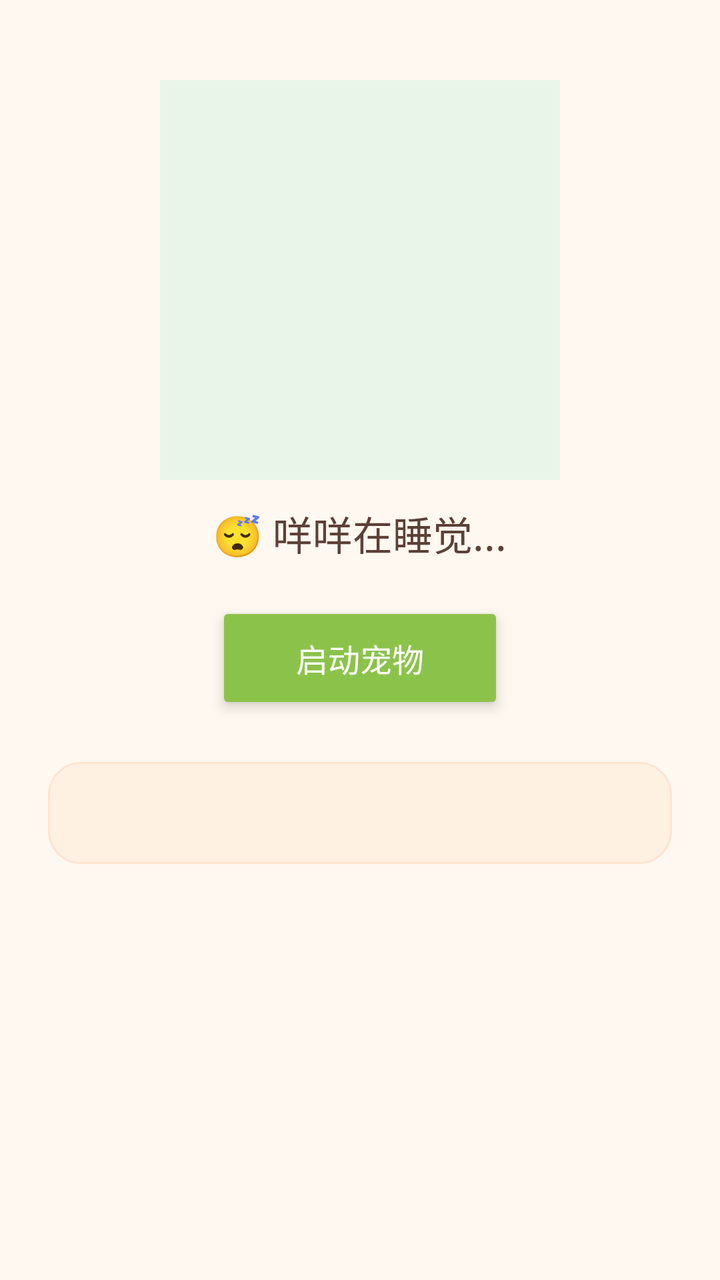
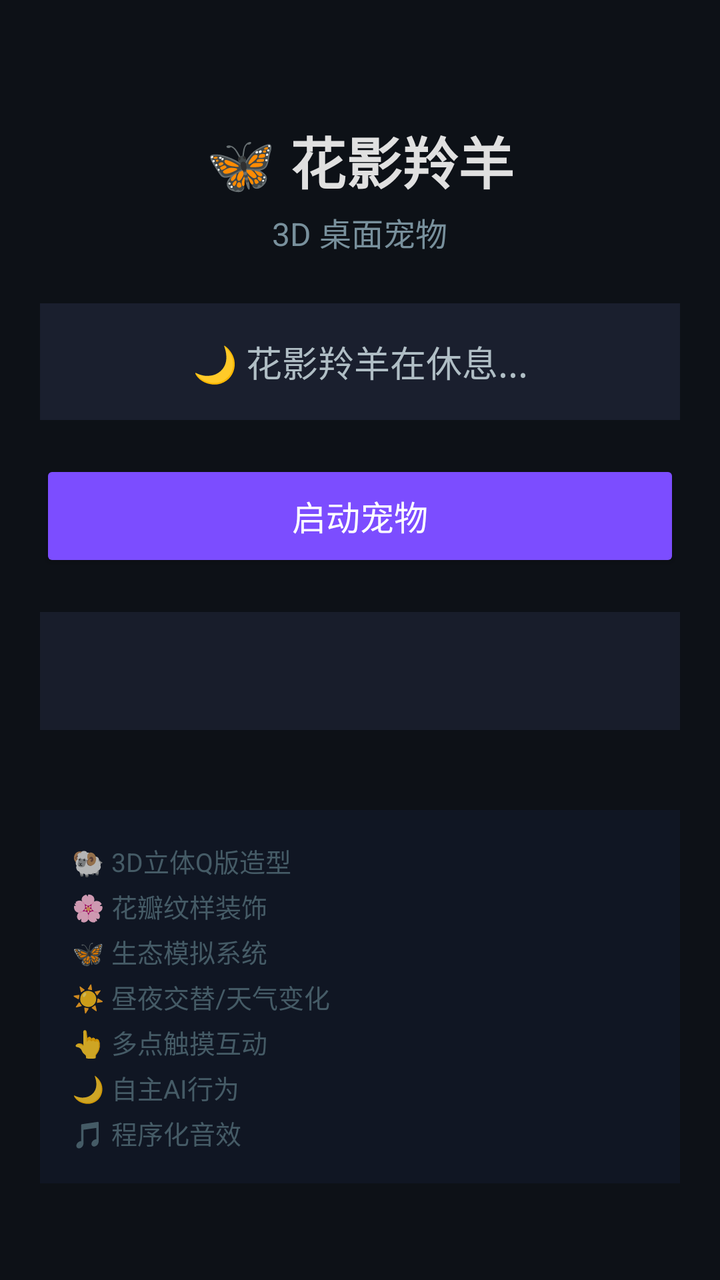

Before-and-after screenshots of an Android layout around one commit, followed by the original layout XML and the change that was made.
<!-- AndroidManifest.xml: activity theme Theme.ChongWu -->
<!-- res/layout/activity_main.xml -->
﻿<?xml version="1.0" encoding="utf-8"?>
<ScrollView xmlns:android="http://schemas.android.com/apk/res/android"
    android:layout_width="match_parent"
    android:layout_height="match_parent"
    android:padding="24dp"
    android:background="#FFF8F0">

    <LinearLayout
        android:layout_width="match_parent"
        android:layout_height="wrap_content"
        android:orientation="vertical"
        android:gravity="center_horizontal">

        
        <View
            android:id="@+id/previewSheep"
            android:layout_width="200dp"
            android:layout_height="200dp"
            android:layout_marginTop="16dp"
            android:background="#E8F5E9"
            android:alpha="0.9" />

        
        <TextView
            android:id="@+id/statusText"
            android:layout_width="wrap_content"
            android:layout_height="wrap_content"
            android:layout_marginTop="12dp"
            android:text="😴 咩咩在睡觉..."
            android:textSize="20sp"
            android:textColor="#5D4037" />

        
        <Button
            android:id="@+id/actionBtn"
            android:layout_width="wrap_content"
            android:layout_height="56dp"
            android:layout_marginTop="20dp"
            android:paddingHorizontal="40dp"
            android:text="@string/start_service"
            android:textSize="16sp"
            android:backgroundTint="#8BC34A"
            android:textColor="#FFFFFF"
            android:elevation="4dp"
            android:stateListAnimator="@null" />

        
        <TextView
            android:id="@+id/hintText"
            android:layout_width="match_parent"
            android:layout_height="wrap_content"
            android:layout_marginTop="24dp"
            android:padding="16dp"
            android:textSize="14sp"
            android:textColor="#795548"
            android:lineSpacingExtra="6dp"
            android:background="@drawable/hint_bg"
            android:alpha="0.85" />

    </LinearLayout>

</ScrollView>
<!-- resources referenced by this layout -->
<resources>
  <!-- drawable hint_bg (drawable) -->
  ﻿<?xml version="1.0" encoding="utf-8"?>
  <shape xmlns:android="http://schemas.android.com/apk/res/android"
      android:shape="rectangle">
      <solid android:color="#FFF0E0" />
      <corners android:radius="16dp" />
      <stroke android:width="1dp" android:color="#FFE0CC" />
  </shape>
  <string name="start_service">启动宠物</string>
  <style name="Theme.ChongWu" parent="Theme.AppCompat.DayNight.NoActionBar">
          <item name="android:windowBackground">@android:color/transparent</item>
          <item name="android:windowIsTranslucent">true</item>
          <item name="android:statusBarColor">@android:color/transparent</item>
          <item name="android:navigationBarColor">@android:color/transparent</item>
      </style>
</resources>

<!-- the commit's change to res/layout/activity_main.xml (unified diff, before → after) -->
@@ -2,8 +2,8 @@
 <ScrollView xmlns:android="http://schemas.android.com/apk/res/android"
     android:layout_width="match_parent"
     android:layout_height="match_parent"
-    android:padding="24dp"
-    android:background="#FFF8F0">
+    android:padding="20dp"
+    android:background="#0D1117">
 
     <LinearLayout
         android:layout_width="match_parent"
@@ -12,50 +12,78 @@
         android:gravity="center_horizontal">
 
         
-        <View
-            android:id="@+id/previewSheep"
-            android:layout_width="200dp"
-            android:layout_height="200dp"
-            android:layout_marginTop="16dp"
-            android:background="#E8F5E9"
-            android:alpha="0.9" />
+        <TextView
+            android:layout_width="wrap_content"
+            android:layout_height="wrap_content"
+            android:layout_marginTop="40dp"
+            android:text="🦋 花影羚羊"
+            android:textSize="28sp"
+            android:textColor="#E0E0E0"
+            android:textStyle="bold" />
+
+        
+        <TextView
+            android:layout_width="wrap_content"
+            android:layout_height="wrap_content"
+            android:layout_marginTop="4dp"
+            android:text="3D 桌面宠物"
+            android:textSize="16sp"
+            android:textColor="#78909C"
+            android:gravity="center" />
 
         
         <TextView
             android:id="@+id/statusText"
-            android:layout_width="wrap_content"
+            android:layout_width="match_parent"
             android:layout_height="wrap_content"
-            android:layout_marginTop="12dp"
-            android:text="😴 咩咩在睡觉..."
-            android:textSize="20sp"
-            android:textColor="#5D4037" />
+            android:layout_marginTop="24dp"
+            android:padding="16dp"
+            android:text="🌙 花影羚羊在休息..."
+            android:textSize="18sp"
+            android:textColor="#B0BEC5"
+            android:gravity="center"
+            android:background="#1A1F2E"
+            android:backgroundTint="#1A1F2E" />
 
         
         <Button
             android:id="@+id/actionBtn"
-            android:layout_width="wrap_content"
+            android:layout_width="match_parent"
             android:layout_height="56dp"
             android:layout_marginTop="20dp"
-            android:paddingHorizontal="40dp"
             android:text="@string/start_service"
-            android:textSize="16sp"
-            android:backgroundTint="#8BC34A"
+            android:textSize="17sp"
+            android:backgroundTint="#7C4DFF"
             android:textColor="#FFFFFF"
-            android:elevation="4dp"
-            android:stateListAnimator="@null" />
+            android:elevation="4dp" />
 
         
         <TextView
             android:id="@+id/hintText"
             android:layout_width="match_parent"
             android:layout_height="wrap_content"
-            android:layout_marginTop="24dp"
+            android:layout_marginTop="20dp"
+            android:layout_marginBottom="40dp"
+            android:padding="20dp"
+            android:textSize="14sp"
+            android:textColor="#78909C"
+            android:gravity="center"
+            android:lineSpacingExtra="6dp"
+            android:background="#1A1F2E"
+            android:alpha="0.9" />
+
+        
+        <TextView
+            android:layout_width="match_parent"
+            android:layout_height="wrap_content"
+            android:layout_marginBottom="24dp"
             android:padding="16dp"
-            android:textSize="14sp"
-            android:textColor="#795548"
-            android:lineSpacingExtra="6dp"
-            android:background="@drawable/hint_bg"
-            android:alpha="0.85" />
+            android:text="🐏 3D立体Q版造型\n🌸 花瓣纹样装饰\n🦋 生态模拟系统\n☀️ 昼夜交替/天气变化\n👆 多点触摸互动\n🌙 自主AI行为\n🎵 程序化音效"
+            android:textSize="13sp"
+            android:textColor="#546E7A"
+            android:lineSpacingExtra="4dp"
+            android:background="#111827"
+            android:alpha="0.8" />
 
     </LinearLayout>
 
<!-- resource entries referenced after the edit -->
@@ -1,19 +1,10 @@
 <!-- resources referenced by this layout -->
 <resources>
-  <!-- drawable hint_bg (drawable) -->
-  ﻿<?xml version="1.0" encoding="utf-8"?>
-  <shape xmlns:android="http://schemas.android.com/apk/res/android"
-      android:shape="rectangle">
-      <solid android:color="#FFF0E0" />
-      <corners android:radius="16dp" />
-      <stroke android:width="1dp" android:color="#FFE0CC" />
-  </shape>
   <string name="start_service">启动宠物</string>
-  <style name="Theme.ChongWu" parent="Theme.AppCompat.DayNight.NoActionBar">
-          <item name="android:windowBackground">@android:color/transparent</item>
-          <item name="android:windowIsTranslucent">true</item>
-          <item name="android:statusBarColor">@android:color/transparent</item>
-          <item name="android:navigationBarColor">@android:color/transparent</item>
+  <style name="Theme.ChongWu" parent="@style/Theme.AppCompat.DayNight.NoActionBar">
+          <item name="android:statusBarColor">#0D1117</item>
+          <item name="android:navigationBarColor">#0D1117</item>
+          <item name="android:windowBackground">#0D1117</item>
       </style>
 </resources>
 
